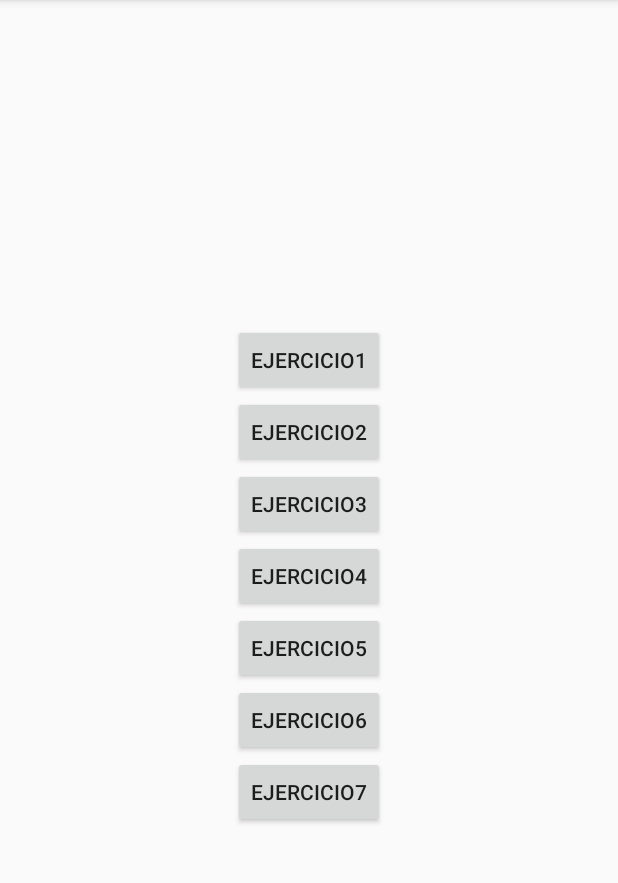
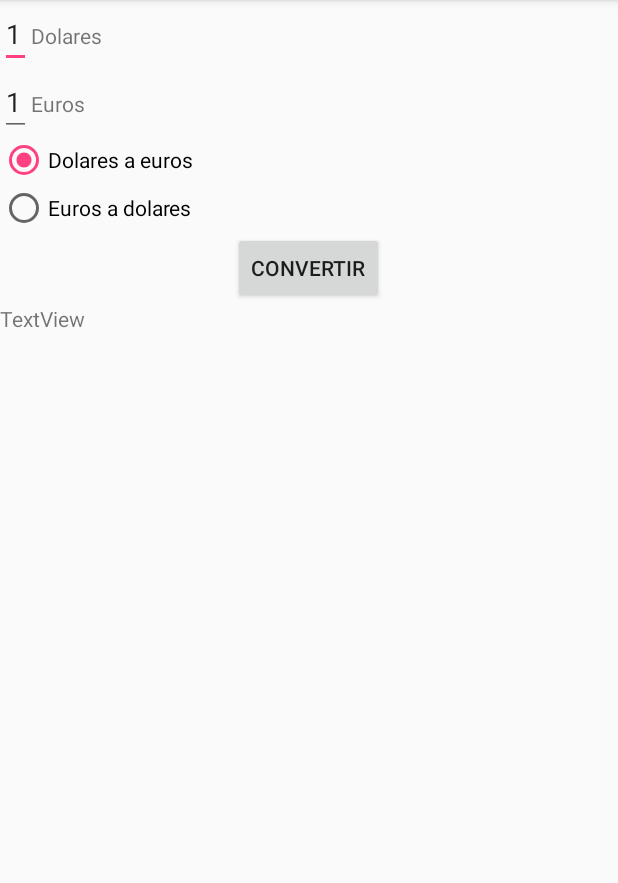
Before and after one commit to alejandroagca/EjerciciosDeFicheros, an Android app: the screen it shows after launch (MenuActivity before the commit, Ejercicio6Activity after it), after a tap on "EJERCICIO6", on a phone screen of 412 x 824 dp, the part 84-967 px from its top. Run offline under Robolectric (Android 15) with nearby library versions, the phone set to English and light mode, and no system bars; libraries missing offline, so code that uses them is left out: com.loopj.android, cz.msebera.android; 2 statements that could not run were skipped.

Commit message:
Ejercicio 6 finalizado

```diff
--- a/app/src/main/AndroidManifest.xml
+++ b/app/src/main/AndroidManifest.xml
@@ -23,7 +23,8 @@
         <activity android:name=".Ejercicio1Activity" />
         <activity android:name=".Ejercicio4Activity" />
         <activity android:name=".Ejercicio2Activity" />
-        <activity android:name=".Ejercicio5Activity"></activity>
+        <activity android:name=".Ejercicio5Activity" />
+        <activity android:name=".Ejercicio6Activity"></activity>
     </application>
 
 </manifest>
--- a/app/src/main/java/com/example/usuario/ejerciciosdered/Ejercicio5Activity.java
+++ b/app/src/main/java/com/example/usuario/ejerciciosdered/Ejercicio5Activity.java
@@ -81,6 +81,7 @@ public class Ejercicio5Activity extends AppCompatActivity  implements  View.OnCl
                 .into(imgEstablecerImagen);
 
     }
+
     private void descargaFichero(String url)
     {
 
--- /dev/null
+++ b/app/src/main/java/com/example/usuario/ejerciciosdered/Ejercicio6Activity.java
@@ -0,0 +1,150 @@
+package com.example.usuario.ejerciciosdered;
+
+import android.app.ProgressDialog;
+import android.nfc.FormatException;
+import android.support.v7.app.AppCompatActivity;
+import android.os.Bundle;
+import android.view.View;
+import android.widget.Button;
+import android.widget.EditText;
+import android.widget.RadioButton;
+import android.widget.TextView;
+import android.widget.Toast;
+
+import com.loopj.android.http.AsyncHttpClient;
+import com.loopj.android.http.FileAsyncHttpResponseHandler;
+
+import java.io.BufferedReader;
+import java.io.File;
+import java.io.FileInputStream;
+import java.io.FileNotFoundException;
+import java.io.IOException;
+import java.io.InputStreamReader;
+import java.text.DecimalFormat;
+import java.util.ArrayList;
+
+import cz.msebera.android.httpclient.Header;
+
+public class Ejercicio6Activity extends AppCompatActivity implements View.OnClickListener{
+
+    RadioButton rbtDaE;
+    Button convertir;
+    EditText etDolares;
+    EditText etEuros;
+    double cambio;
+    boolean ficheroDescargadoConExito;
+    TextView txvResultadoDeCambio;
+    @Override
+    protected void onCreate(Bundle savedInstanceState) {
+        super.onCreate(savedInstanceState);
+        setContentView(R.layout.activity_ejercicio6);
+        rbtDaE = (RadioButton) findViewById(R.id.radioButtonDaE);
+        etDolares = (EditText) findViewById(R.id.editTextDolares);
+        etEuros = (EditText) findViewById(R.id.editTextEuros);
+        convertir = (Button) findViewById(R.id.buttonConvertir);
+        convertir.setOnClickListener(this);
+        txvResultadoDeCambio = findViewById(R.id.txvResultadoDeCambio);
+        descargaFichero("http://alumno.mobi/~alumno/superior/benitez/cambio.txt");
+    }
+
+    public double Convertir(double cantidad)
+    {
+        double calculo;
+            if (rbtDaE.isChecked()) {
+                calculo = (cantidad * cambio);
+
+            } else {
+                calculo = (cantidad / cambio);
+            }
+            return calculo;
+    }
+
+    public void onClick(View view)
+    {
+
+            if (view == convertir) {
+                try {
+                    if (ficheroDescargadoConExito) {
+                        if (rbtDaE.isChecked()) {
+
+                            double aEuros = Double.parseDouble(etDolares.getText().toString());
+                            etEuros.setText(String.valueOf(Math.rint(Convertir(aEuros) * 100) / 100));
+                        } else {
+
+                            double aDolares = Double.parseDouble(etEuros.getText().toString());
+                            etDolares.setText(String.valueOf(Math.rint(Convertir(aDolares) * 100) / 100));
+                        }
+                    } else {
+                        Toast.makeText(Ejercicio6Activity.this, "No se puede realizar la conversion porque no se descargó cambio.txt con exito", Toast.LENGTH_SHORT).show();
+                    }
+                } catch (NumberFormatException e)
+                {
+                    Toast.makeText(Ejercicio6Activity.this, "Ha ocurrido un error en la lectura de los números", Toast.LENGTH_SHORT).show();
+                }
+                catch(Exception e){
+                    Toast.makeText(Ejercicio6Activity.this, "Error: " + e.getMessage(), Toast.LENGTH_SHORT).show();
+                }
+            }
+        }
+
+
+    private void descargaFichero(String url)
+    {
+
+
+        AsyncHttpClient client = new AsyncHttpClient();
+        client.get(url, new FileAsyncHttpResponseHandler(/* Context */ this) {
+            ProgressDialog pd;
+
+            @Override
+            public void onStart() {
+
+                pd = new ProgressDialog(Ejercicio6Activity.this);
+                pd.setTitle("Por favor espere...");
+                pd.setMessage("AsyncHttpResponseHadler está en progreso");
+                pd.setIndeterminate(false);
+                pd.setCancelable(false);
+                pd.show();
+                Toast.makeText(Ejercicio6Activity.this, "Descargando cambio.txt...", Toast.LENGTH_SHORT).show();
+            }
+
+            @Override
+            public void onFailure(int statusCode, Header[] headers, Throwable throwable, File file) {
+                Toast.makeText(Ejercicio6Activity.this, "Se ha producido un error al descargar el fichero cambio.txt", Toast.LENGTH_SHORT).show();
+                txvResultadoDeCambio.setText("El fichero cambio.txt no se ha descargado correctamente");
+                ficheroDescargadoConExito = false;
+            }
+
+
+            @Override
+            public void onSuccess(int statusCode, Header[] headers, File file) {
+                Toast.makeText(Ejercicio6Activity.this, "El fichero cambio.txt se ha descargado correctamente", Toast.LENGTH_SHORT).show();
+                FileInputStream fis;
+                try {
+                    fis = new FileInputStream(file);
+                    BufferedReader in = new BufferedReader(new InputStreamReader(fis));
+
+                    String linea;
+                    while ((linea = in.readLine()) != null) {
+                        cambio = Double.parseDouble(linea);
+                    }
+                    in.close();
+                    fis.close();
+                    ficheroDescargadoConExito = true;
+                    txvResultadoDeCambio.setText("El valor del fichero cambio.txt descargado es: " + String.valueOf(cambio));
+
+                } catch (FileNotFoundException e) {
+                    e.printStackTrace();
+                } catch (IOException e) {
+                    e.printStackTrace();
+                }
+            }
+
+            @Override
+            public void onFinish() {
+                pd.dismiss();
+            }
+
+        });
+    }
+}
--- a/app/src/main/java/com/example/usuario/ejerciciosdered/MenuActivity.java
+++ b/app/src/main/java/com/example/usuario/ejerciciosdered/MenuActivity.java
@@ -58,6 +58,11 @@ public class MenuActivity extends AppCompatActivity implements View.OnClickListe
             startActivity(i);
         }
 
+        if (v == btnEjercicio6){
+            i = new Intent(this, Ejercicio6Activity.class);
+            startActivity(i);
+        }
+
 
 
     }
--- /dev/null
+++ b/app/src/main/res/layout/activity_ejercicio6.xml
@@ -0,0 +1,85 @@
+<?xml version="1.0" encoding="utf-8"?>
+<LinearLayout xmlns:android="http://schemas.android.com/apk/res/android"
+    android:orientation="vertical" android:layout_width="match_parent"
+    android:layout_height="match_parent">
+
+    <LinearLayout
+        android:layout_width="match_parent"
+        android:layout_height="wrap_content"
+        android:orientation="horizontal">
+
+        <EditText
+            android:id="@+id/editTextDolares"
+            android:layout_width="wrap_content"
+            android:layout_height="wrap_content"
+            android:inputType="numberDecimal"
+            android:text="1" />
+
+        <TextView
+            android:id="@+id/textView"
+            android:layout_width="wrap_content"
+            android:layout_height="wrap_content"
+            android:layout_weight="0.22"
+            android:text="Dolares" />
+    </LinearLayout>
+
+    <LinearLayout
+        android:layout_width="match_parent"
+        android:layout_height="wrap_content"
+        android:orientation="horizontal">
+
+        <EditText
+            android:id="@+id/editTextEuros"
+            android:layout_width="wrap_content"
+            android:layout_height="wrap_content"
+            android:inputType="numberDecimal"
+            android:text="1" />
+
+        <TextView
+            android:id="@+id/textView2"
+            android:layout_width="wrap_content"
+            android:layout_height="wrap_content"
+            android:layout_weight="0.22"
+            android:text="Euros" />
+    </LinearLayout>
+
+    <LinearLayout
+        android:layout_width="match_parent"
+        android:layout_height="wrap_content"
+        android:orientation="horizontal">
+
+        <RadioGroup
+            android:layout_width="match_parent"
+            android:layout_height="match_parent" >
+
+            <RadioButton
+                android:id="@+id/radioButtonDaE"
+                android:layout_width="wrap_content"
+                android:layout_height="wrap_content"
+                android:layout_weight="1"
+                android:checked="true"
+                android:text="Dolares a euros" />
+
+            <RadioButton
+                android:id="@+id/radioButtonEaD"
+                android:layout_width="wrap_content"
+                android:layout_height="wrap_content"
+                android:layout_weight="1"
+                android:text="Euros a dolares" />
+        </RadioGroup>
+    </LinearLayout>
+
+    <Button
+        android:id="@+id/buttonConvertir"
+        android:layout_width="wrap_content"
+        android:layout_height="wrap_content"
+        android:layout_gravity="center"
+        android:text="Convertir" />
+
+    <TextView
+        android:id="@+id/txvResultadoDeCambio"
+        android:layout_width="match_parent"
+        android:layout_height="wrap_content"
+        android:text="TextView" />
+
+</LinearLayout>
```
